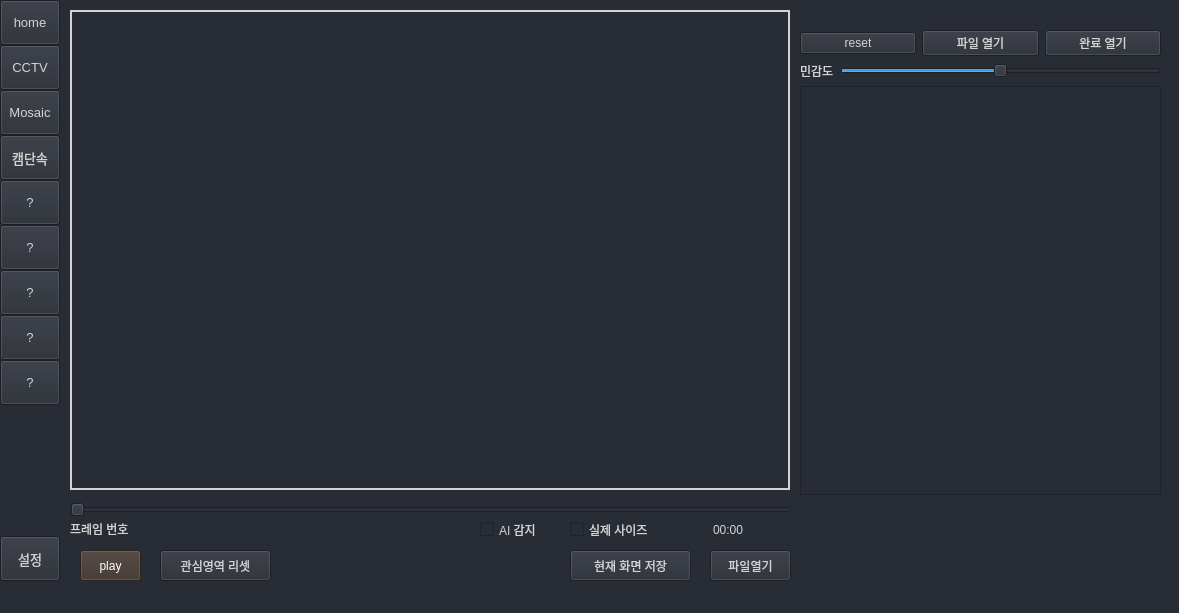
The window that rsc/ui/untitled.ui (polnet13/kimAI) describes before a commit, drawn with Qt 5.
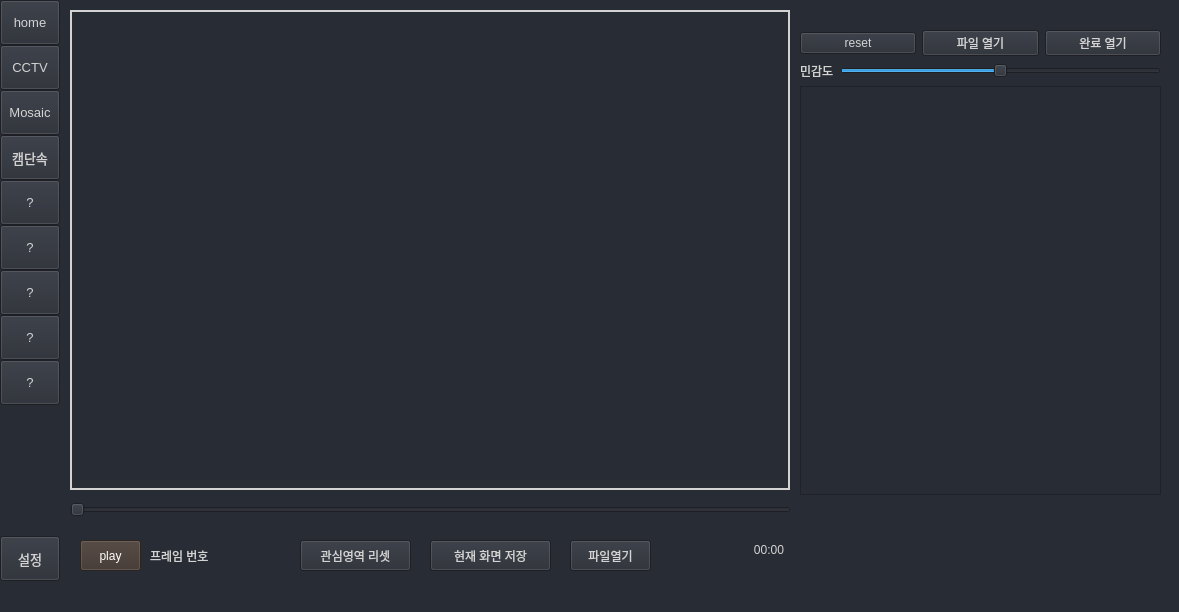
The same window after the commit.

What changed in the file:
```diff
--- a/rsc/ui/untitled.ui
+++ b/rsc/ui/untitled.ui
@@ -10,7 +10,7 @@
     <x>0</x>
     <y>0</y>
     <width>1179</width>
-    <height>613</height>
+    <height>612</height>
    </rect>
   </property>
   <property name="font">
@@ -1092,10 +1092,10 @@
     <widget class="QLabel" name="label_cap_num">
      <property name="geometry">
       <rect>
-       <x>10</x>
-       <y>530</y>
-       <width>211</width>
-       <height>18</height>
+       <x>90</x>
+       <y>550</y>
+       <width>161</width>
+       <height>31</height>
       </rect>
      </property>
      <property name="text">
@@ -1121,8 +1121,8 @@
     <widget class="QPushButton" name="btn_region_reset">
      <property name="geometry">
       <rect>
-       <x>100</x>
-       <y>560</y>
+       <x>240</x>
+       <y>550</y>
        <width>111</width>
        <height>31</height>
       </rect>
@@ -1134,8 +1134,8 @@
     <widget class="QPushButton" name="btn_fileopen">
      <property name="geometry">
       <rect>
-       <x>650</x>
-       <y>560</y>
+       <x>510</x>
+       <y>550</y>
        <width>81</width>
        <height>31</height>
       </rect>
@@ -1151,7 +1151,7 @@
      <property name="geometry">
       <rect>
        <x>20</x>
-       <y>560</y>
+       <y>550</y>
        <width>61</width>
        <height>31</height>
       </rect>
@@ -1170,21 +1170,24 @@
     <widget class="QLabel" name="playTimer">
      <property name="geometry">
       <rect>
-       <x>653</x>
-       <y>530</y>
-       <width>71</width>
+       <x>633</x>
+       <y>550</y>
+       <width>91</width>
        <height>20</height>
       </rect>
      </property>
      <property name="text">
       <string>00:00</string>
      </property>
+     <property name="alignment">
+      <set>Qt::AlignRight|Qt::AlignTrailing|Qt::AlignVCenter</set>
+     </property>
     </widget>
     <widget class="QPushButton" name="btn_page_print">
      <property name="geometry">
       <rect>
-       <x>510</x>
-       <y>560</y>
+       <x>370</x>
+       <y>550</y>
        <width>121</width>
        <height>31</height>
       </rect>
@@ -1193,44 +1196,6 @@
       <string>현재 화면 저장</string>
      </property>
     </widget>
-    <widget class="QCheckBox" name="checkbox_yolo">
-     <property name="geometry">
-      <rect>
-       <x>420</x>
-       <y>530</y>
-       <width>81</width>
-       <height>19</height>
-      </rect>
-     </property>
-     <property name="text">
-      <string>AI 감지</string>
-     </property>
-     <property name="checked">
-      <bool>false</bool>
-     </property>
-    </widget>
-    <widget class="QCheckBox" name="check_realsize">
-     <property name="enabled">
-      <bool>true</bool>
-     </property>
-     <property name="geometry">
-      <rect>
-       <x>510</x>
-       <y>530</y>
-       <width>121</width>
-       <height>19</height>
-      </rect>
-     </property>
-     <property name="toolTip">
-      <string>해상도가 높은 경우 실제 사이즈로 분석하면 느려질 수 있음</string>
-     </property>
-     <property name="text">
-      <string>실제 사이즈</string>
-     </property>
-     <property name="checked">
-      <bool>false</bool>
-     </property>
-    </widget>
    </widget>
   </widget>
   <widget class="QStatusBar" name="statusbar">
```
